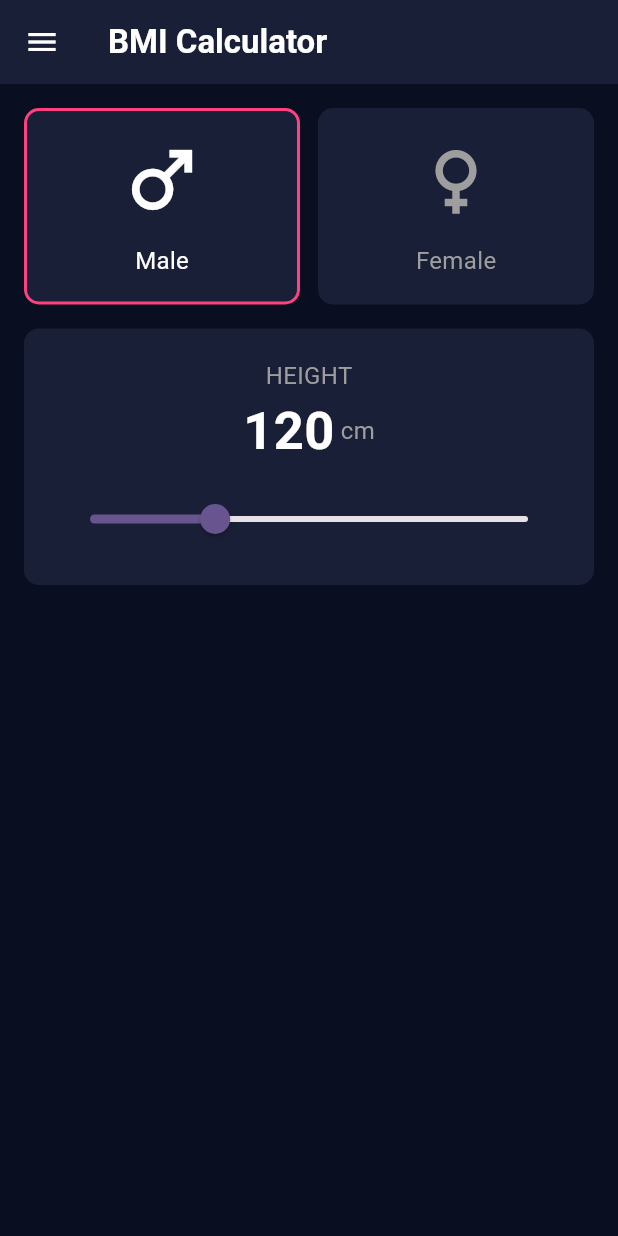
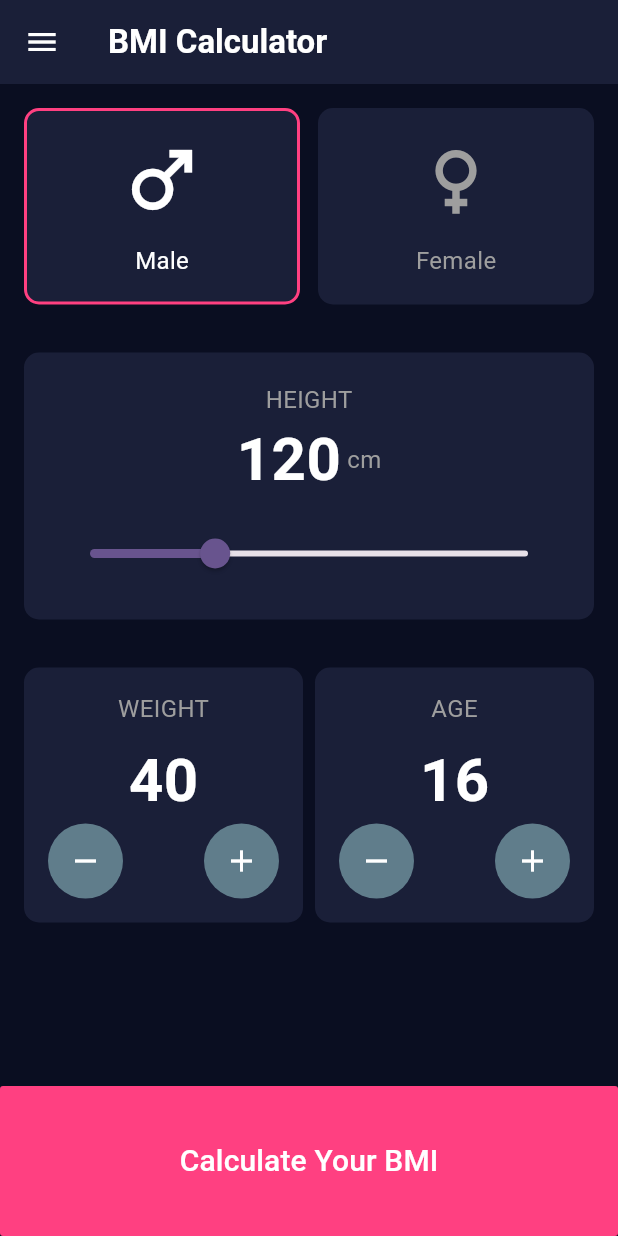
Before and after one commit to ziadkhaled912/flutter_course, a Flutter app: the screen it shows after launch, on a phone screen of 412 x 824 dp. Run offline on Flutter 3.47's test engine with Material 2 defaults, Android fonts, the light colour scheme and no system bars.

Commit message:
Complete bmi

```diff
--- /dev/null
+++ b/lib/constants/colors.dart
@@ -0,0 +1,9 @@
+import 'package:flutter/foundation.dart' show immutable;
+import 'package:flutter/material.dart';
+
+@immutable
+class AppColors {
+  const AppColors._();
+
+  static const Color redColor = Colors.pinkAccent;
+}
--- a/lib/main.dart
+++ b/lib/main.dart
@@ -18,7 +18,8 @@ class MyApp extends StatelessWidget {
         scaffoldBackgroundColor: const Color(0xff0A0E21),
         appBarTheme: const AppBarTheme(
           color: Color(0xff1A1F38),
-        )
+          foregroundColor: Colors.white
+        ),
       ),
       home: const HomePage(),
     );
--- a/lib/screens/home_page.dart
+++ b/lib/screens/home_page.dart
@@ -1,4 +1,7 @@
 import 'package:flutter/material.dart';
+import 'package:your_app_name/constants/colors.dart';
+import 'package:your_app_name/screens/result_page.dart';
+import 'package:your_app_name/widgets/common_body_info_card.dart';
 import 'package:your_app_name/widgets/gender_button.dart';
 import 'package:your_app_name/widgets/height_card.dart';
 
@@ -12,6 +15,8 @@ class HomePage extends StatefulWidget {
 class _HomePageState extends State<HomePage> {
   Gender _selectedGender = Gender.male;
   int _height = 120;
+  int _selectedWeight = 50;
+  int _selectedAge = 16;
 
   @override
   Widget build(BuildContext context) {
@@ -61,13 +66,57 @@ class _HomePageState extends State<HomePage> {
                       ),
                     ],
                   ),
-                  const SizedBox(height: 16),
+                  const SizedBox(height: 32),
                   HeightCard(
                     onChange: (newValue) {
                       _height = newValue;
                     },
                   ),
+                  const SizedBox(height: 32),
+                  Row(
+                    children: [
+                      Expanded(
+                          child: CommonBodyInfoCard(
+                        title: "Weight".toUpperCase(),
+                        onChange: (newValue) {
+                          _selectedWeight = newValue;
+                        },
+                            initialValue: 40,
+                      )),
+                      const SizedBox(width: 8),
+                      Expanded(
+                          child: CommonBodyInfoCard(
+                            title: "Age".toUpperCase(),
+                            onChange: (newValue) {
+                              _selectedAge = newValue;
+                            },
+                            initialValue: 16,
+                          )),
+                    ],
+                  ),
                 ],
+              ),
+            ),
+          ),
+          SizedBox(
+            width: double.infinity,
+            child: MaterialButton(
+              onPressed: () {
+                final result = _calculateBMI();
+                Navigator.of(context).push(MaterialPageRoute(builder: (context) => ResultPage(bmi: result,)));
+              },
+              color: AppColors.redColor,
+              height: 100,
+              child: const SafeArea(
+                top: false,
+                child: Text(
+                  "Calculate Your BMI",
+                  style: TextStyle(
+                    color: Colors.white,
+                    fontSize: 20,
+                    fontWeight: FontWeight.w500,
+                  ),
+                ),
               ),
             ),
           ),
@@ -75,4 +124,10 @@ class _HomePageState extends State<HomePage> {
       ),
     );
   }
+
+  double _calculateBMI() {
+    final heightPerMeter = _height / 100;
+    final bmi = _selectedWeight / (heightPerMeter * heightPerMeter);
+    return bmi;
+  }
 }
--- /dev/null
+++ b/lib/widgets/common_body_info_card.dart
@@ -0,0 +1,88 @@
+import 'package:flutter/material.dart';
+import 'package:your_app_name/widgets/common_circle_icon_button.dart';
+
+class CommonBodyInfoCard extends StatefulWidget {
+  const CommonBodyInfoCard({
+    super.key,
+    required this.title,
+    required this.onChange,
+    this.initialValue,
+  });
+
+  final int? initialValue;
+  final String title;
+  final void Function(int value) onChange;
+
+  @override
+  State<CommonBodyInfoCard> createState() => _CommonBodyInfoCardState();
+}
+
+class _CommonBodyInfoCardState extends State<CommonBodyInfoCard> {
+  late int _value;
+
+  @override
+  void initState() {
+    _value = widget.initialValue ?? 20;
+    super.initState();
+  }
+
+  @override
+  Widget build(BuildContext context) {
+    return Container(
+      padding: const EdgeInsets.all(16),
+      decoration: BoxDecoration(
+        color: const Color(0xff1A1F38),
+        borderRadius: BorderRadius.circular(10),
+      ),
+      child: Column(
+        children: [
+          Text(
+            widget.title,
+            style: const TextStyle(
+              color: Colors.grey,
+              fontSize: 16,
+            ),
+          ),
+          const SizedBox(height: 8),
+          Text(
+            "$_value",
+            style: const TextStyle(
+              color: Colors.white,
+              fontSize: 40,
+              fontWeight: FontWeight.bold,
+            ),
+          ),
+          Row(
+            children: [
+              CommonCircularIconButton(
+                icon: Icons.remove,
+                onPressed: () {
+                  if(_value > 1) {
+                    setState(() {
+                    _value--;
+                  });
+                    widget.onChange(_value);
+                  } else {
+                    ScaffoldMessenger.of(context).showSnackBar(const SnackBar(content: Text(
+                      "You Can't add negative value",
+                    )));
+                  }
+                },
+              ),
+              const Spacer(),
+              CommonCircularIconButton(
+                icon: Icons.add,
+                onPressed: () {
+                  setState(() {
+                    _value++;
+                  });
+                  widget.onChange(_value);
+                },
+              ),
+            ],
+          )
+        ],
+      ),
+    );
+  }
+}
--- /dev/null
+++ b/lib/widgets/common_circle_icon_button.dart
@@ -0,0 +1,27 @@
+import 'package:flutter/material.dart';
+
+class CommonCircularIconButton extends StatelessWidget {
+  const CommonCircularIconButton({
+    super.key,
+    required this.icon,
+    required this.onPressed,
+  });
+
+  final IconData icon;
+  final VoidCallback onPressed;
+
+  @override
+  Widget build(BuildContext context) {
+    return CircleAvatar(
+      backgroundColor: Colors.blueGrey,
+      radius: 25,
+      child: IconButton(
+        onPressed: onPressed,
+        icon: Icon(
+          icon,
+          color: Colors.white,
+        ),
+      ),
+    );
+  }
+}
--- a/lib/widgets/gender_button.dart
+++ b/lib/widgets/gender_button.dart
@@ -1,4 +1,5 @@
 import 'package:flutter/material.dart';
+import 'package:your_app_name/constants/colors.dart';
 
 enum Gender {male, female}
 
@@ -18,7 +19,7 @@ class GenderButton extends StatelessWidget {
         color: const Color(0xff1A1F38),
         borderRadius: BorderRadius.circular(10),
         border: Border.all(
-          color: isActive ? Colors.pinkAccent : Colors.transparent,
+          color: isActive ? AppColors.redColor : Colors.transparent,
           width: 2
         )
       ),
--- a/lib/widgets/height_card.dart
+++ b/lib/widgets/height_card.dart
@@ -39,7 +39,7 @@ class _HeightCardState extends State<HeightCard> {
                   "$_height",
                   style: const TextStyle(
                     color: Colors.white,
-                    fontSize: 35,
+                    fontSize: 40,
                     fontWeight: FontWeight.bold,
                   ),
                 ),
```
Also changed, not shown: lib/screens/result_page.dart (added, +149 -0 lines).
